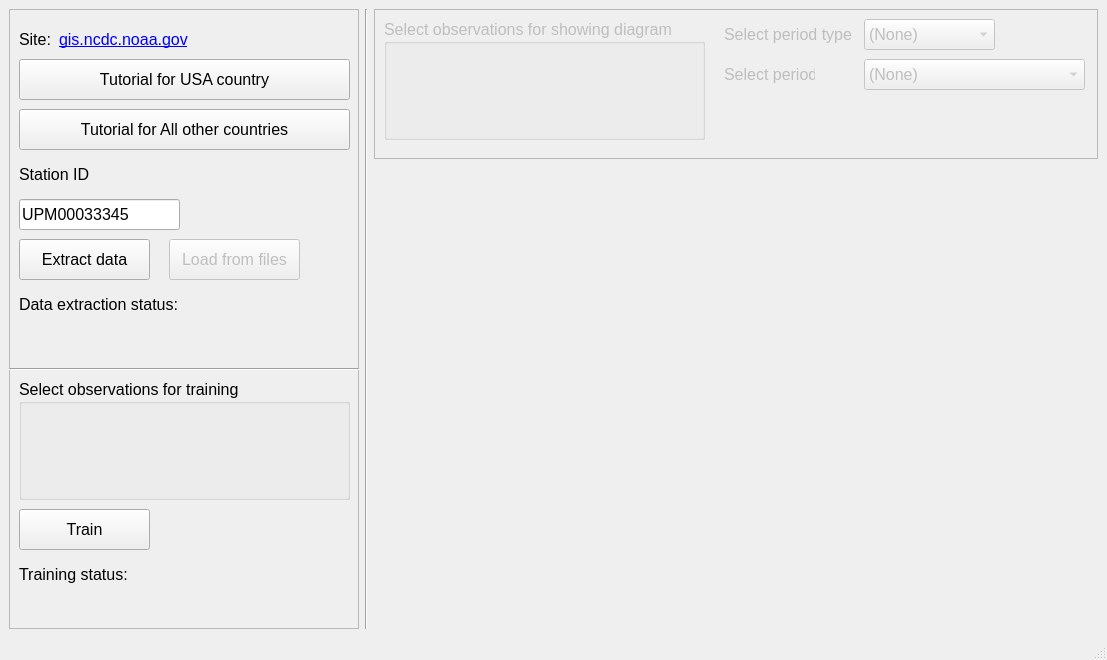
The window that gui/pyqt5_design_resizable.ui (symphony-of-nirfolio/Signal-anomaly-detection) describes before a commit, drawn with Qt 5.
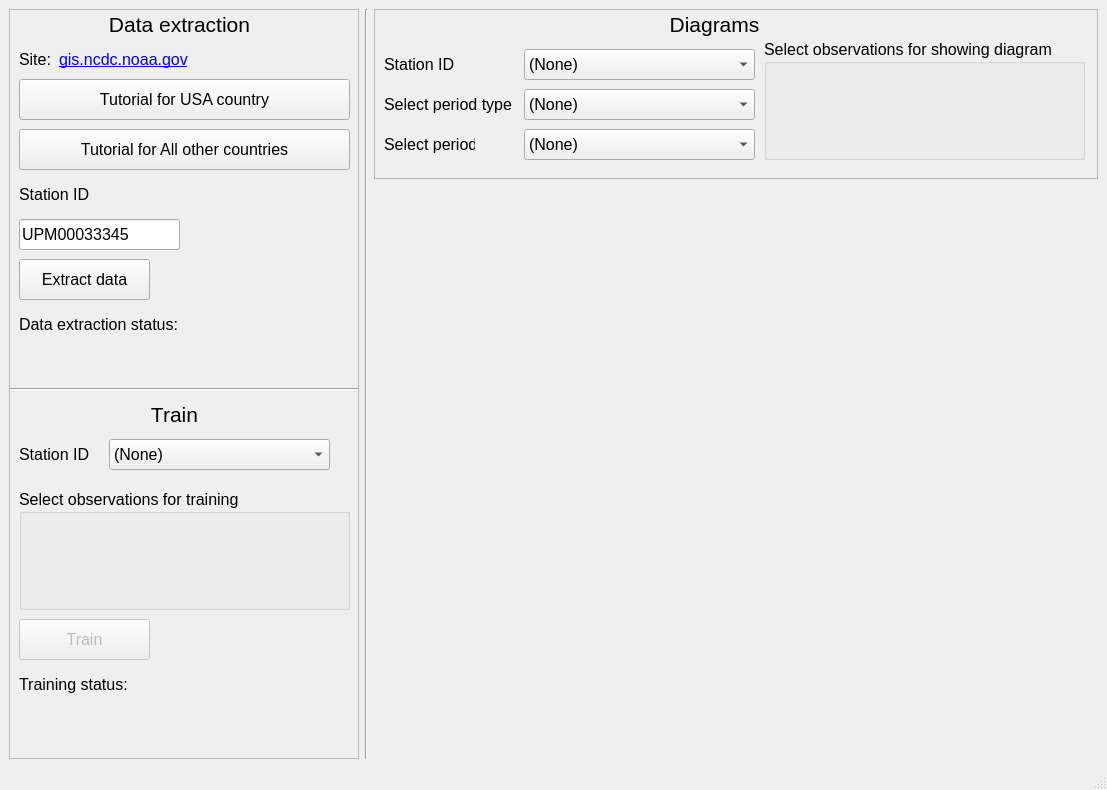
The same window after the commit.

Commit message: Splitted ui on three different part (Data extraction, Train, Diagrams)

The edit to the form file:
```diff
--- a/gui/pyqt5_design_resizable.ui
+++ b/gui/pyqt5_design_resizable.ui
@@ -7,7 +7,7 @@
     <x>0</x>
     <y>0</y>
     <width>1107</width>
-    <height>660</height>
+    <height>790</height>
    </rect>
   </property>
   <property name="windowTitle">
@@ -22,7 +22,7 @@
         <property name="minimumSize">
          <size>
           <width>350</width>
-          <height>620</height>
+          <height>750</height>
          </size>
         </property>
         <property name="maximumSize">
@@ -41,7 +41,7 @@
          <property name="geometry">
           <rect>
            <x>10</x>
-           <y>150</y>
+           <y>170</y>
            <width>131</width>
            <height>31</height>
           </rect>
@@ -59,7 +59,7 @@
          <property name="geometry">
           <rect>
            <x>10</x>
-           <y>190</y>
+           <y>210</y>
            <width>161</width>
            <height>31</height>
           </rect>
@@ -77,7 +77,7 @@
          <property name="geometry">
           <rect>
            <x>10</x>
-           <y>370</y>
+           <y>480</y>
            <width>331</width>
            <height>121</height>
           </rect>
@@ -106,7 +106,7 @@
          <property name="geometry">
           <rect>
            <x>10</x>
-           <y>230</y>
+           <y>250</y>
            <width>131</width>
            <height>41</height>
           </rect>
@@ -124,7 +124,7 @@
          <property name="geometry">
           <rect>
            <x>10</x>
-           <y>280</y>
+           <y>300</y>
            <width>181</width>
            <height>31</height>
           </rect>
@@ -142,7 +142,7 @@
          <property name="geometry">
           <rect>
            <x>10</x>
-           <y>310</y>
+           <y>330</y>
            <width>321</width>
            <height>31</height>
           </rect>
@@ -160,7 +160,7 @@
          <property name="geometry">
           <rect>
            <x>10</x>
-           <y>20</y>
+           <y>40</y>
            <width>47</width>
            <height>21</height>
           </rect>
@@ -178,7 +178,7 @@
          <property name="geometry">
           <rect>
            <x>50</x>
-           <y>20</y>
+           <y>40</y>
            <width>131</width>
            <height>21</height>
           </rect>
@@ -205,7 +205,7 @@
          <property name="geometry">
           <rect>
            <x>10</x>
-           <y>580</y>
+           <y>690</y>
            <width>321</width>
            <height>31</height>
           </rect>
@@ -223,7 +223,7 @@
          <property name="geometry">
           <rect>
            <x>10</x>
-           <y>550</y>
+           <y>660</y>
            <width>181</width>
            <height>31</height>
           </rect>
@@ -238,10 +238,13 @@
          </property>
         </widget>
         <widget class="QPushButton" name="train_push_button">
+         <property name="enabled">
+          <bool>false</bool>
+         </property>
          <property name="geometry">
           <rect>
            <x>10</x>
-           <y>500</y>
+           <y>610</y>
            <width>131</width>
            <height>41</height>
           </rect>
@@ -259,7 +262,7 @@
          <property name="geometry">
           <rect>
            <x>0</x>
-           <y>350</y>
+           <y>370</y>
            <width>351</width>
            <height>20</height>
           </rect>
@@ -268,32 +271,11 @@
           <enum>Qt::Horizontal</enum>
          </property>
         </widget>
-        <widget class="QPushButton" name="load_from_files_push_button">
-         <property name="enabled">
-          <bool>false</bool>
-         </property>
-         <property name="geometry">
-          <rect>
-           <x>160</x>
-           <y>230</y>
-           <width>131</width>
-           <height>41</height>
-          </rect>
-         </property>
-         <property name="font">
-          <font>
-           <pointsize>12</pointsize>
-          </font>
-         </property>
-         <property name="text">
-          <string>Load from files</string>
-         </property>
-        </widget>
         <widget class="QPushButton" name="usa_tutorial_push_button">
          <property name="geometry">
           <rect>
            <x>10</x>
-           <y>50</y>
+           <y>70</y>
            <width>331</width>
            <height>41</height>
           </rect>
@@ -311,7 +293,7 @@
          <property name="geometry">
           <rect>
            <x>10</x>
-           <y>100</y>
+           <y>120</y>
            <width>331</width>
            <height>41</height>
           </rect>
@@ -325,6 +307,86 @@
           <string>Tutorial for All other countries</string>
          </property>
         </widget>
+        <widget class="QComboBox" name="select_station_id_for_training_combo_box">
+         <property name="geometry">
+          <rect>
+           <x>100</x>
+           <y>430</y>
+           <width>221</width>
+           <height>31</height>
+          </rect>
+         </property>
+         <property name="font">
+          <font>
+           <pointsize>12</pointsize>
+          </font>
+         </property>
+         <item>
+          <property name="text">
+           <string>(None)</string>
+          </property>
+         </item>
+        </widget>
+        <widget class="QLabel" name="station_id_label_2">
+         <property name="geometry">
+          <rect>
+           <x>10</x>
+           <y>430</y>
+           <width>81</width>
+           <height>31</height>
+          </rect>
+         </property>
+         <property name="font">
+          <font>
+           <pointsize>12</pointsize>
+          </font>
+         </property>
+         <property name="text">
+          <string>Station ID</string>
+         </property>
+        </widget>
+        <widget class="QLabel" name="data_extraction_label">
+         <property name="geometry">
+          <rect>
+           <x>10</x>
+           <y>0</y>
+           <width>321</width>
+           <height>31</height>
+          </rect>
+         </property>
+         <property name="font">
+          <font>
+           <pointsize>16</pointsize>
+          </font>
+         </property>
+         <property name="text">
+          <string>Data extraction</string>
+         </property>
+         <property name="alignment">
+          <set>Qt::AlignCenter</set>
+         </property>
+        </widget>
+        <widget class="QLabel" name="train_label">
+         <property name="geometry">
+          <rect>
+           <x>10</x>
+           <y>390</y>
+           <width>311</width>
+           <height>31</height>
+          </rect>
+         </property>
+         <property name="font">
+          <font>
+           <pointsize>16</pointsize>
+          </font>
+         </property>
+         <property name="text">
+          <string>Train</string>
+         </property>
+         <property name="alignment">
+          <set>Qt::AlignCenter</set>
+         </property>
+        </widget>
        </widget>
       </item>
       <item>
@@ -339,18 +401,18 @@
         <item>
          <widget class="QFrame" name="diagram_parameters_frame">
           <property name="enabled">
-           <bool>false</bool>
+           <bool>true</bool>
           </property>
           <property name="minimumSize">
            <size>
             <width>720</width>
-            <height>150</height>
+            <height>170</height>
            </size>
           </property>
           <property name="maximumSize">
            <size>
             <width>16777215</width>
-            <height>150</height>
+            <height>170</height>
            </size>
           </property>
           <property name="frameShape">
@@ -362,8 +424,8 @@
           <widget class="QLabel" name="select_period_type_label">
            <property name="geometry">
             <rect>
-             <x>350</x>
-             <y>10</y>
+             <x>10</x>
+             <y>80</y>
              <width>131</width>
              <height>31</height>
             </rect>
@@ -380,8 +442,8 @@
           <widget class="QGroupBox" name="select_diagram_observations_group_box">
            <property name="geometry">
             <rect>
-             <x>10</x>
-             <y>10</y>
+             <x>390</x>
+             <y>30</y>
              <width>321</width>
              <height>121</height>
             </rect>
@@ -409,8 +471,8 @@
           <widget class="QLabel" name="select_period_label">
            <property name="geometry">
             <rect>
-             <x>350</x>
-             <y>50</y>
+             <x>10</x>
+             <y>120</y>
              <width>91</width>
              <height>31</height>
             </rect>
@@ -427,9 +489,9 @@
           <widget class="QComboBox" name="select_period_type_combo_box">
            <property name="geometry">
             <rect>
-             <x>490</x>
-             <y>10</y>
-             <width>131</width>
+             <x>150</x>
+             <y>80</y>
+             <width>231</width>
              <height>31</height>
             </rect>
            </property>
@@ -467,9 +529,68 @@
           <widget class="QComboBox" name="select_period_combo_box">
            <property name="geometry">
             <rect>
-             <x>490</x>
-             <y>50</y>
-             <width>221</width>
+             <x>150</x>
+             <y>120</y>
+             <width>231</width>
+             <height>31</height>
+            </rect>
+           </property>
+           <property name="font">
+            <font>
+             <pointsize>12</pointsize>
+            </font>
+           </property>
+           <item>
+            <property name="text">
+             <string>(None)</string>
+            </property>
+           </item>
+          </widget>
+          <widget class="QLabel" name="diagrams_label">
+           <property name="geometry">
+            <rect>
+             <x>180</x>
+             <y>0</y>
+             <width>321</width>
+             <height>31</height>
+            </rect>
+           </property>
+           <property name="font">
+            <font>
+             <pointsize>16</pointsize>
+            </font>
+           </property>
+           <property name="text">
+            <string>Diagrams</string>
+           </property>
+           <property name="alignment">
+            <set>Qt::AlignCenter</set>
+           </property>
+          </widget>
+          <widget class="QLabel" name="station_id_label_3">
+           <property name="geometry">
+            <rect>
+             <x>10</x>
+             <y>40</y>
+             <width>81</width>
+             <height>31</height>
+            </rect>
+           </property>
+           <property name="font">
+            <font>
+             <pointsize>12</pointsize>
+            </font>
+           </property>
+           <property name="text">
+            <string>Station ID</string>
+           </property>
+          </widget>
+          <widget class="QComboBox" name="select_station_id_for_diagram_combo_box">
+           <property name="geometry">
+            <rect>
+             <x>150</x>
+             <y>40</y>
+             <width>231</width>
              <height>31</height>
             </rect>
            </property>
```
The commit also changes 12 other files.
